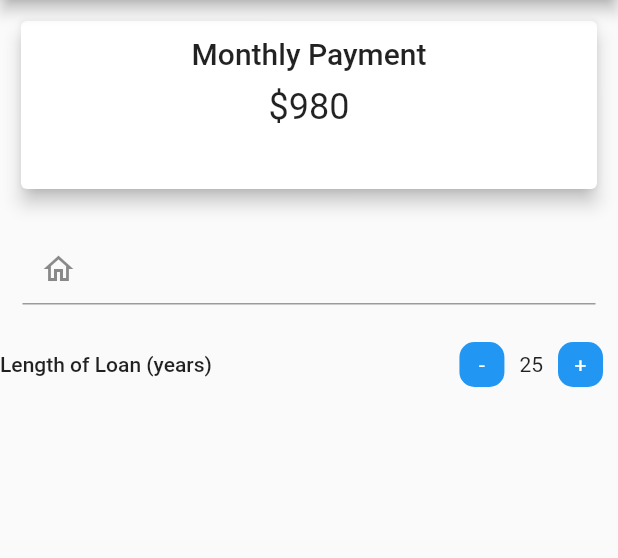
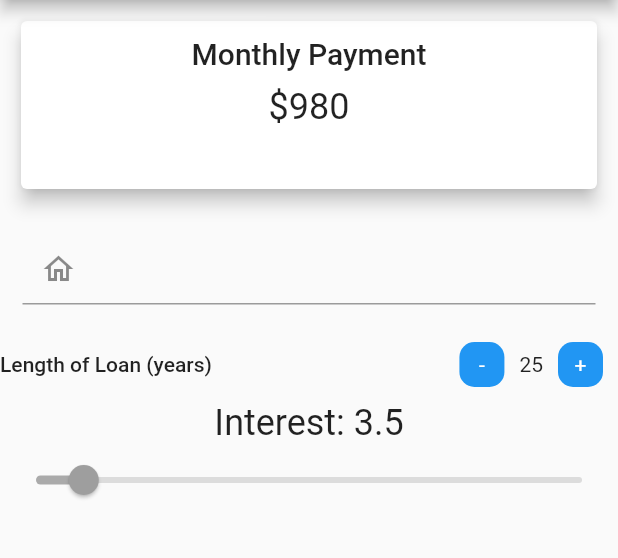
Before and after one commit to maxgdev/mortgage_app, a Flutter app: the screen it shows after launch, on a phone screen of 412 x 824 dp, the part 84-642 px from its top. Run offline on Flutter 3.47's test engine with Material 2 defaults, Android fonts, the phone set to English and light mode, and no system bars.

Commit message:
Added Interest view text and interest slider widget

```diff
--- a/lib/mortgage_app.dart
+++ b/lib/mortgage_app.dart
@@ -72,7 +72,9 @@ class _MortgageAppState extends State<MortgageApp> {
                       child: Container(
                         width: 30,
                         height: 30,
-                        child: Center(child: Text("-", style: TextStyle(color: Colors.white))),
+                        child: Center(
+                            child: Text("-",
+                                style: TextStyle(color: Colors.white))),
                         margin: EdgeInsets.all(10),
                         decoration: BoxDecoration(
                           borderRadius: BorderRadius.circular(10),
@@ -86,7 +88,9 @@ class _MortgageAppState extends State<MortgageApp> {
                       child: Container(
                         width: 30,
                         height: 30,
-                        child: Center(child: Text("+", style: TextStyle(color: Colors.white))),
+                        child: Center(
+                            child: Text("+",
+                                style: TextStyle(color: Colors.white))),
                         margin: EdgeInsets.all(10),
                         decoration: BoxDecoration(
                           borderRadius: BorderRadius.circular(10),
@@ -98,6 +102,26 @@ class _MortgageAppState extends State<MortgageApp> {
                 )
               ],
             ),
+            Row(
+              mainAxisAlignment: MainAxisAlignment.center,
+              children: [
+                Text("Interest: ",
+                    style: Theme.of(context).textTheme.headline5),
+                Text("3.5", style: Theme.of(context).textTheme.headline5),
+              ],
+            ),
+            Column(
+              children: [
+                Slider(
+                  min: 0.0,
+                  max: 20.0,
+                  activeColor: Theme.of(context).hoverColor,
+                  inactiveColor: Colors.grey,
+                  value: 1.75,
+                  onChanged: null,
+                )
+              ],
+            )
           ],
         ),
       ),
```
